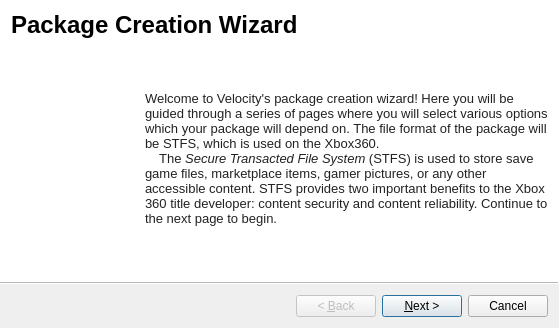
First picture: the form in Velocity/creationwizard.ui, repository hetelek/Velocity, before the edit.
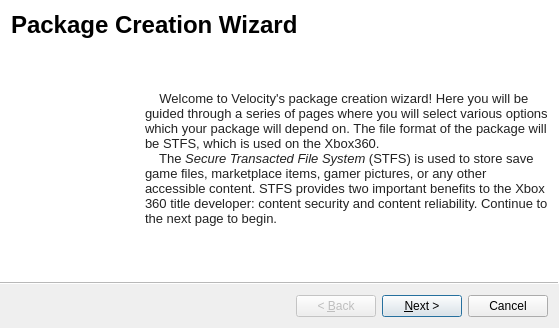
Second picture: the form after the edit. Icons and pictures are not drawn.

Commit message: added indentation to first paragraph

```diff
--- a/Velocity/creationwizard.ui
+++ b/Velocity/creationwizard.ui
@@ -65,9 +65,9 @@
          <string>&lt;!DOCTYPE HTML PUBLIC &quot;-//W3C//DTD HTML 4.0//EN&quot; &quot;http://www.w3.org/TR/REC-html40/strict.dtd&quot;&gt;
 &lt;html&gt;&lt;head&gt;&lt;meta name=&quot;qrichtext&quot; content=&quot;1&quot; /&gt;&lt;style type=&quot;text/css&quot;&gt;
 p, li { white-space: pre-wrap; }
-&lt;/style&gt;&lt;/head&gt;&lt;body style=&quot; font-family:arial; font-size:8.25pt; font-weight:400; font-style:normal;&quot;&gt;
-&lt;p style=&quot; margin-top:0px; margin-bottom:0px; margin-left:0px; margin-right:0px; -qt-block-indent:0; text-indent:0px;&quot;&gt;&lt;span style=&quot; font-family:arial; font-size:10pt; color:#222222; background-color:#ffffff;&quot;&gt;Welcome to Velocity's package creation wizard! Here you will be guided through a series of pages where you will select various options which your package will depend on. The file format of the package will be STFS, which is used on the Xbox360.&lt;/span&gt;&lt;/p&gt;
-&lt;p style=&quot; margin-top:0px; margin-bottom:0px; margin-left:0px; margin-right:0px; -qt-block-indent:0; text-indent:0px;&quot;&gt;&lt;span style=&quot; font-family:arial; font-size:10pt; color:#222222; background-color:#ffffff;&quot;&gt;    The &lt;/span&gt;&lt;span style=&quot; font-family:arial; font-size:10pt; font-style:italic; color:#222222; background-color:#ffffff;&quot;&gt;Secure Transacted File System&lt;/span&gt;&lt;span style=&quot; font-family:arial; font-size:10pt; color:#222222; background-color:#ffffff;&quot;&gt; (STFS) is used to store save game files, marketplace items, gamer pictures, or any other accessible content. STFS provides two important benefits to the Xbox 360 title developer: content security and content reliability. Continue to the next page to begin.&lt;/span&gt;&lt;/p&gt;&lt;/body&gt;&lt;/html&gt;</string>
+&lt;/style&gt;&lt;/head&gt;&lt;body style=&quot; font-family:'MS Shell Dlg 2'; font-size:8.25pt; font-weight:400; font-style:normal;&quot;&gt;
+&lt;p style=&quot; margin-top:0px; margin-bottom:0px; margin-left:0px; margin-right:0px; -qt-block-indent:0; text-indent:0px;&quot;&gt;&lt;span style=&quot; font-family:'arial'; font-size:10pt; color:#222222; background-color:#ffffff;&quot;&gt;    Welcome to Velocity's package creation wizard! Here you will be guided through a series of pages where you will select various options which your package will depend on. The file format of the package will be STFS, which is used on the Xbox360.&lt;/span&gt;&lt;/p&gt;
+&lt;p style=&quot; margin-top:0px; margin-bottom:0px; margin-left:0px; margin-right:0px; -qt-block-indent:0; text-indent:0px;&quot;&gt;&lt;span style=&quot; font-family:'arial'; font-size:10pt; color:#222222; background-color:#ffffff;&quot;&gt;    The &lt;/span&gt;&lt;span style=&quot; font-family:'arial'; font-size:10pt; font-style:italic; color:#222222; background-color:#ffffff;&quot;&gt;Secure Transacted File System&lt;/span&gt;&lt;span style=&quot; font-family:'arial'; font-size:10pt; color:#222222; background-color:#ffffff;&quot;&gt; (STFS) is used to store save game files, marketplace items, gamer pictures, or any other accessible content. STFS provides two important benefits to the Xbox 360 title developer: content security and content reliability. Continue to the next page to begin.&lt;/span&gt;&lt;/p&gt;&lt;/body&gt;&lt;/html&gt;</string>
         </property>
         <property name="wordWrap">
          <bool>true</bool>
```
